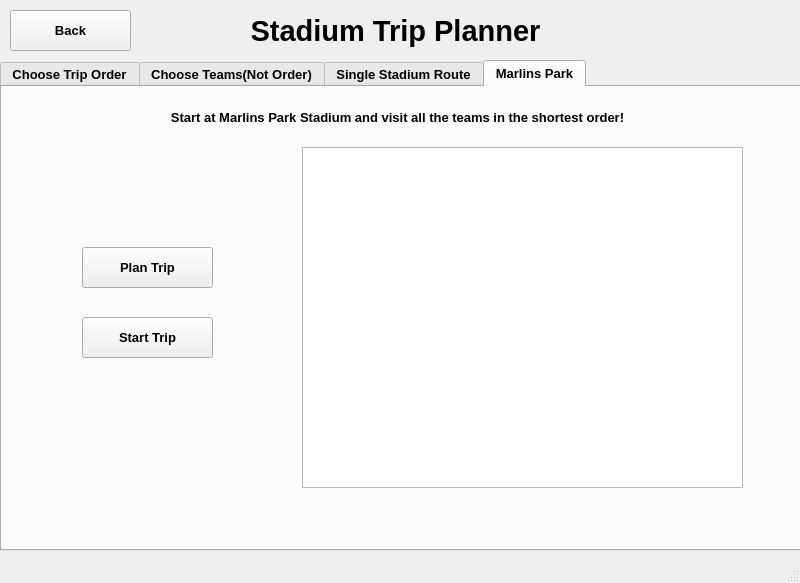
Qt form StadiumTourProject/mainwindow.ui (joeyCampbelll/CS1D-Project-2) before a commit.
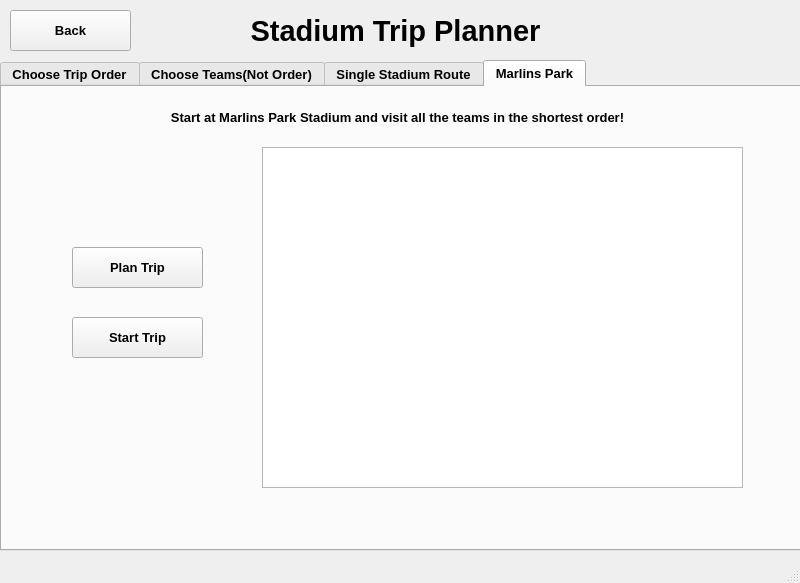
The same form after that commit. The open tabs and pages were chosen to show the change.

```diff
--- a/StadiumTourProject/mainwindow.ui
+++ b/StadiumTourProject/mainwindow.ui
@@ -2011,7 +2011,7 @@
        <widget class="QPushButton" name="planTripButton_MiamiMarlins">
         <property name="geometry">
          <rect>
-          <x>80</x>
+          <x>70</x>
           <y>160</y>
           <width>131</width>
           <height>41</height>
@@ -2024,7 +2024,7 @@
        <widget class="QPushButton" name="startTripButton_MiamiMarlins">
         <property name="geometry">
          <rect>
-          <x>80</x>
+          <x>70</x>
           <y>230</y>
           <width>131</width>
           <height>41</height>
@@ -2037,9 +2037,9 @@
        <widget class="QTextBrowser" name="textBrowser_MiamiMarlins">
         <property name="geometry">
          <rect>
-          <x>300</x>
+          <x>260</x>
           <y>60</y>
-          <width>441</width>
+          <width>481</width>
           <height>341</height>
          </rect>
         </property>
```
Left out of the diff: 2 changed lines with no effect on the pictures.
